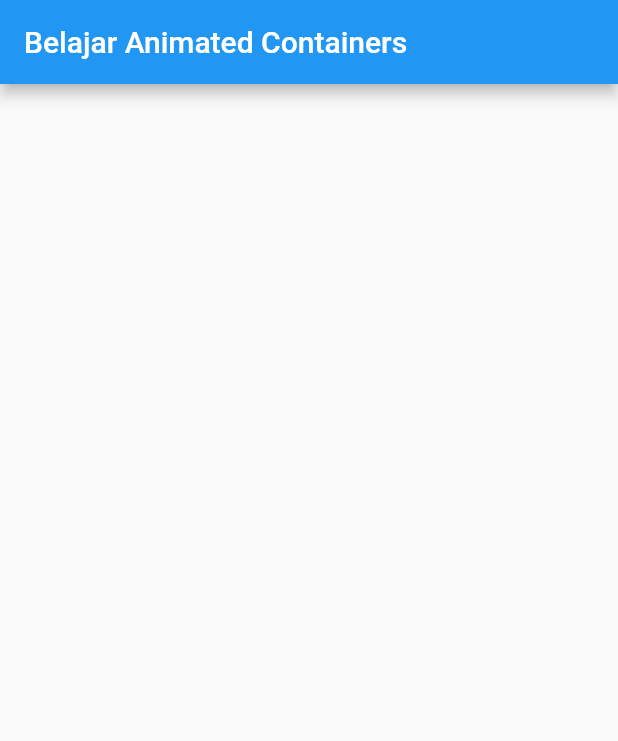
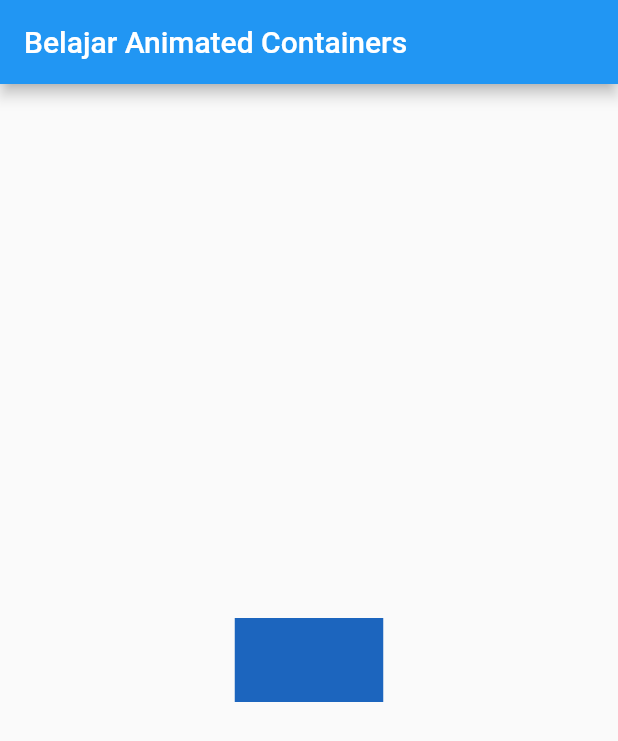
Before and after one commit to montohang/belajar-flutter, a Flutter app: the screen it shows after launch, on a phone screen of 412 x 824 dp. Shown: the top 741 px of the screen. Run offline on Flutter 3.47's test engine with Material 2 defaults, Android fonts, the phone set to English and light mode, and no system bars.

Commit message:
[Belajar Animated Container and Gesture Detector]

```diff
--- a/lib/pages/animated_container.dart
+++ b/lib/pages/animated_container.dart
@@ -6,6 +6,8 @@ class MyAnimatedContainer extends StatefulWidget {
 }
 
 class _MyAnimatedContainerState extends State<MyAnimatedContainer> {
+  Random random = Random();
+
   @override
   Widget build(BuildContext context) {
     return MaterialApp(
@@ -13,6 +15,20 @@ class _MyAnimatedContainerState extends State<MyAnimatedContainer> {
         appBar: AppBar(
           title: Text("Belajar Animated Containers"),
         ),
+        body: Center(
+          child: GestureDetector(
+            onTap: () {
+              setState(() {});
+            },
+            child: AnimatedContainer(
+              color: Color.fromARGB(255, random.nextInt(256),
+                  random.nextInt(256), random.nextInt(256)),
+              duration: Duration(seconds: 1),
+              width: 50.0 + random.nextInt(100),
+              height: 50.0 + random.nextInt(100),
+            ),
+          ),
+        ),
       ),
     );
   }
--- a/lib/pages/pages.dart
+++ b/lib/pages/pages.dart
@@ -1,3 +1,5 @@
+import 'dart:math';
+
 import 'package:flutter/material.dart';
 
 part 'widget.dart';
```
